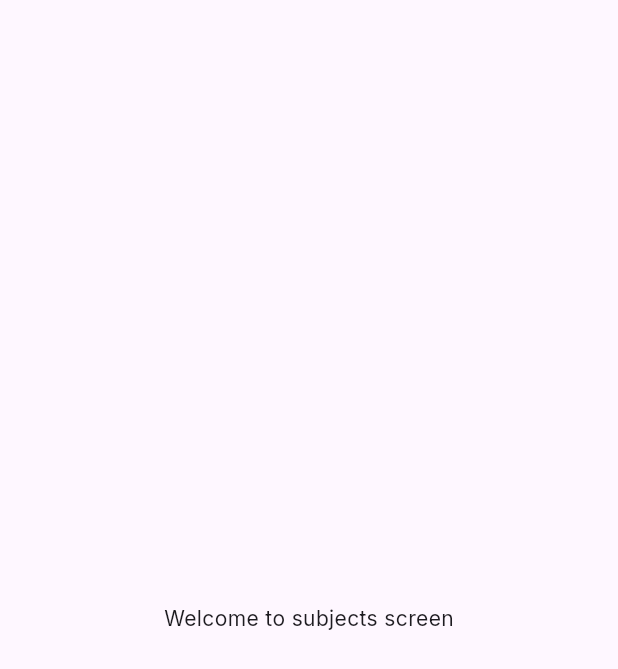
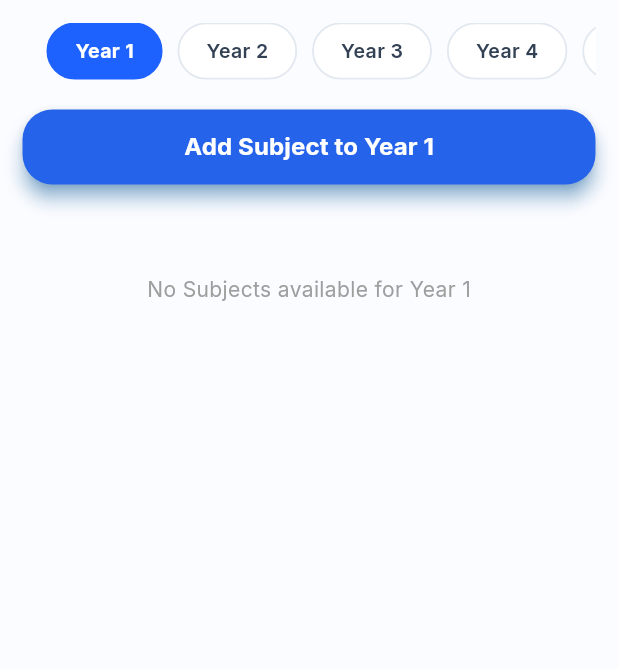
Before and after one commit to NourAlHoudaRifaieh/Uni_Connect, a Flutter app: the AdminSubjectsScreen screen opened directly, on a phone screen of 412 x 824 dp. Shown: the top 669 px of the screen. Run offline on Flutter 3.47's test engine with Material 3 defaults, Android fonts, the light colour scheme and no system bars; our stand-ins replace cloud_firestore, firebase_auth, firebase_core, go_router, google_fonts, lottie and 1 more; accounts and stored records are empty.

Commit message:
created the subject screen and the subject card with the academic year selector as a separated widget

```diff
--- a/lib/core/mock/mock_data.dart
+++ b/lib/core/mock/mock_data.dart
@@ -36,10 +36,20 @@ class MockData {
     },
   ];
   //Parsed Subject List using SubjectModel.fromJson
-  static List<SubjectModel> get subjects {
-    return subjectsJson.map((json)=> SubjectModel.fromJson(json)).toList();
+  // static List<SubjectModel> get subjects {
+  //   return subjectsJson.map((json)=> SubjectModel.fromJson(json)).toList();
+  // }
+  static final List<SubjectModel> _subjectList =
+    subjectsJson.map((json) => SubjectModel .fromJson(json)).toList();
+
+  static List <SubjectModel> get subjects => _subjectList;
+  //Add a new subject
+  static void addSubject(SubjectModel newSubject){
+    _subjectList.insert(0, newSubject);
   }
-
+  static void deleteSubject(String subjectId){
+    _subjectList.removeWhere((s) => s.subjectId == subjectId);
+  }
 
   //raw JSON list for post
   static final List<Map<String, dynamic>> postsJson = [
--- a/lib/core/widgets/admin_layout_screen.dart
+++ b/lib/core/widgets/admin_layout_screen.dart
@@ -24,8 +24,8 @@ class _AdminLayoutScreenState extends State <AdminLayoutScreen>{
   late final List<Widget> _screens= [
     AdminDashboardScreen(),
     AdminGroupsScreen(),
+    AdminSubjectsScreen(),
     AdminPostsScreen(),
-    AdminSubjectsScreen(),
     AdminUsersScreen(),
   ];
 
--- a/lib/features/feed/presentation/admin/admin_groups_screen.dart
+++ b/lib/features/feed/presentation/admin/admin_groups_screen.dart
@@ -36,9 +36,10 @@ class _AdminGroupsScreenState extends State<AdminGroupsScreen> {
   Widget build(BuildContext context) {
     // TODO: implement build
     return Scaffold(
+
       backgroundColor: widget.isStandalone
           ? Colors.white
-          : Colors.white.withOpacity(0.02),
+          : Color(0xFF1D61FF).withOpacity(0.02),
       // appBar: widget.isStandalone
       //     ? AppBar(
       //   backgroundColor: Colors.white,
--- a/lib/features/feed/presentation/admin/admin_subjects_screen.dart
+++ b/lib/features/feed/presentation/admin/admin_subjects_screen.dart
@@ -1,7 +1,18 @@
 import 'package:flutter/material.dart';
+import 'package:google_fonts/google_fonts.dart';
+import 'package:uni_connect/features/feed/presentation/widgets/academic_year_selector.dart';
+import '../../../../core/mock/mock_data.dart';
+import '../../../../core/widgets/custom_elevated_button.dart';
+import '../widgets/subject_card.dart';
+
 
 class AdminSubjectsScreen extends StatefulWidget {
-  AdminSubjectsScreen({Key? key}) : super(key: key);
+
+  final bool isStandalone;
+  AdminSubjectsScreen({
+    super.key,
+    this.isStandalone = false,
+  });
 
   @override
   _AdminSubjectsScreenState createState() {
@@ -10,6 +21,9 @@ class AdminSubjectsScreen extends StatefulWidget {
 }
 
 class _AdminSubjectsScreenState extends State<AdminSubjectsScreen> {
+
+  String _selectedYear = 'Year 1';
+
   @override
   void initState() {
     super.initState();
@@ -20,12 +34,142 @@ class _AdminSubjectsScreenState extends State<AdminSubjectsScreen> {
     super.dispose();
   }
 
+
   @override
   Widget build(BuildContext context) {
     // TODO: implement build
+    // Filter groups based on selected academic year
+    final filteredSubjects = MockData.subjects.where((subject) {
+      if (_selectedYear == 'All Years') return true;
+      return subject.academicYear == _selectedYear;
+    }).toList();
+
     return Scaffold(
-      body: Center(
-        child: Text('Welcome to subjects screen'),
+      backgroundColor: widget.isStandalone
+          ? Colors.white
+          : Color(0xFF1D61FF).withOpacity(0.02),
+      body: SafeArea(
+        child: Column(
+          children: [
+            if (widget.isStandalone) ...[
+              Padding(
+                padding: EdgeInsets.all(20),
+                child: Column(
+                  crossAxisAlignment: CrossAxisAlignment.start,
+                  children: [
+                    GestureDetector(
+                      onTap: (){
+                        Navigator.pop(context);
+                      },
+                      child: Row(
+                        children: [
+                          Icon(Icons.chevron_left, color: Color(0xFF2563EB), size:20),
+                          Text('Cancel', style: GoogleFonts.inter(color: Color(0xFF2563EB), fontWeight: FontWeight.w600)),
+                        ],
+                      ),
+                    ),
+                    SizedBox(height:10),
+                    Text('Manage Subject',
+                        style: GoogleFonts.inter(fontSize: 20, fontWeight:  FontWeight.bold)
+                    ),
+                  ],
+                ),
+              ),
+              Container(
+                height: 1,
+                width: double.infinity,
+                decoration: BoxDecoration(
+                  border: Border(
+                    bottom: BorderSide(
+                      color: Color(0xFFF1F5F9),
+                      width:1.5,
+                    ),
+                  ),
+                  color: Colors.white,
+                  boxShadow: [
+                    BoxShadow(
+                      color: Colors.black.withOpacity(0.03),
+                      blurRadius: 10,
+                      offset:Offset(0,8),
+                    ),
+                  ],
+                ),
+              ),
+            ],
+            Expanded(
+              child: SingleChildScrollView(
+                padding: EdgeInsets.symmetric(horizontal: 15, vertical: 15),
+                child:Column(
+                  crossAxisAlignment: CrossAxisAlignment.start,
+                  children: [
+                    AcademicYearSelector(
+                        selectedYear: _selectedYear,
+                        onYearSelected: (year){
+                          setState(() {
+                            _selectedYear = year;
+                          });
+                        }
+                    ),
+                    SizedBox(height:20),
+                    CustomElevatedButton(
+                        text: 'Add Subject to $_selectedYear',
+                        onPressed: (){},
+                        // onPressed: () async{
+                        //   //await the result from createGroupScree
+                        //   final result = await
+                        //   Navigator.push(
+                        //     context,
+                        //     MaterialPageRoute(builder: (context) => CreateGroupScreen()),
+                        //   );
+                        //   //rebuild screen if a group was created
+                        //   if(result == true && mounted){
+                        //     setState(() {
+                        //
+                        //     });
+                        //   }
+                        // }
+                    ),
+                    SizedBox(height:20),
+                    if (filteredSubjects.isEmpty)
+                      Center(
+                        child: Padding(
+                            padding: EdgeInsets.symmetric(
+                              vertical: 40,
+                            ),
+                          child: Text('No Subjects available for $_selectedYear',
+                            style: GoogleFonts.inter(
+                              color: Colors.grey.shade500,
+                              fontSize: 14,
+                            ),
+                          ),
+                        ),
+                      )
+                    else
+                      ListView.separated(
+                        shrinkWrap: true,
+                        physics: const NeverScrollableScrollPhysics(),
+                        itemCount: filteredSubjects.length,
+                        separatorBuilder: (context, index) => const SizedBox(height: 12),
+                        itemBuilder: (context, index) {
+                        final subject = filteredSubjects[index];
+                        return SubjectCard(
+                          subject: subject,
+                          academicYear: _selectedYear,
+                          onEditPressed: () {
+                          // Handle Subject Edit
+                          },
+                          onDeletePressed: () {
+                          // Handle Subject Delete
+                          },
+                        );
+                        },
+                      ),
+                  ],
+                ),
+              ),
+            ),
+          ],
+        ),
       ),
     );
   }
--- /dev/null
+++ b/lib/features/feed/presentation/widgets/academic_year_selector.dart
@@ -0,0 +1,81 @@
+import 'package:flutter/material.dart';
+import 'package:google_fonts/google_fonts.dart';
+
+final List<String> kAcademicYears = [
+  'Year 1',
+  'Year 2',
+  'Year 3',
+  'Year 4',
+  'Year 5',
+];
+
+class AcademicYearSelector extends StatelessWidget {
+  final List<String> years;
+  final String selectedYear;
+  final ValueChanged<String> onYearSelected;
+
+  const AcademicYearSelector({
+    super.key,
+    this.years = const [
+      'Year 1',
+      'Year 2',
+      'Year 3',
+      'Year 4',
+      'Year 5',
+    ],
+    required this.selectedYear,
+    required this.onYearSelected,
+  });
+
+  @override
+  Widget build(BuildContext context) {
+    return SizedBox(
+      height: 38,
+      child: ListView.builder(
+        scrollDirection: Axis.horizontal,
+        padding: const EdgeInsets.symmetric(horizontal: 16),
+        itemCount: years.length,
+        itemBuilder: (context, index) {
+          final String year = years[index];
+          final bool isSelected = year == selectedYear;
+
+          return Padding(
+            padding: const EdgeInsets.only(right: 10),
+            child: Material(
+              color: Colors.transparent,
+              child: InkWell(
+                onTap: () => onYearSelected(year),
+                borderRadius: BorderRadius.circular(24),
+                child: AnimatedContainer(
+                  duration: const Duration(milliseconds: 180),
+                  padding: const EdgeInsets.symmetric(horizontal: 18),
+                  alignment: Alignment.center,
+                  decoration: BoxDecoration(
+                    color: isSelected
+                        ? const Color(0xFF1D61FF)
+                        : Colors.white,
+                    borderRadius: BorderRadius.circular(24),
+                    border: Border.all(
+                      color: isSelected
+                          ? const Color(0xFF1D61FF)
+                          : const Color(0xFFE2E8F0),
+                      width: 1.2,
+                    ),
+                  ),
+                  child: Text(
+                    year,
+                    style: GoogleFonts.inter(
+                      color: isSelected ? Colors.white : const Color(0xFF334155),
+                      fontWeight: isSelected ? FontWeight.bold : FontWeight.w600,
+                      fontSize: 13,
+                    ),
+                  ),
+                ),
+              ),
+            ),
+          );
+        },
+      ),
+    );
+  }
+}
```
Also changed, not shown: lib/features/feed/presentation/widgets/subject_card.dart (added, +141 -0 lines).
